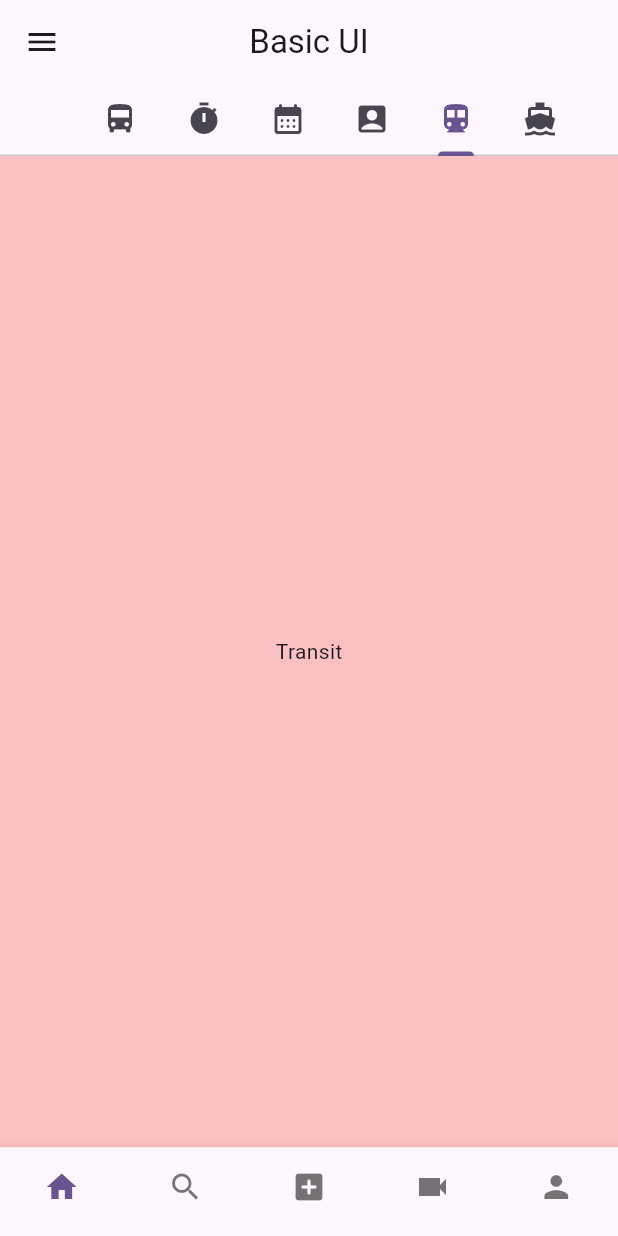
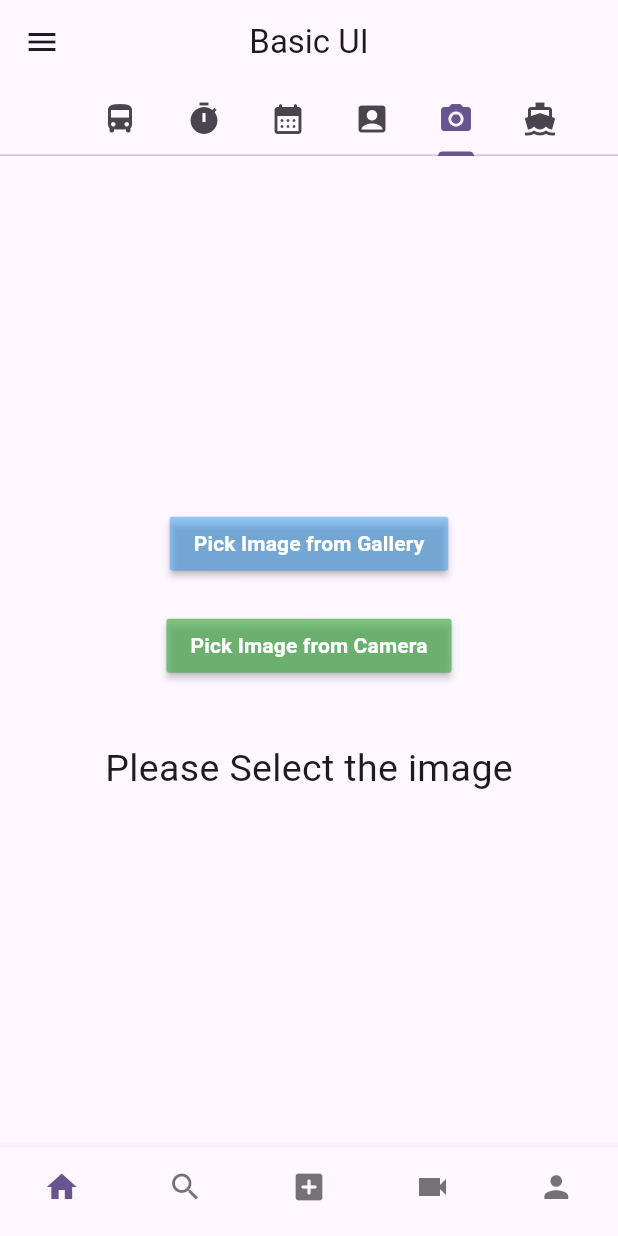
Before and after one commit to sabin79/Basic_UI, a Flutter app: the screen it shows after launch, tab 5 chosen, on a phone screen of 412 x 824 dp. Run offline on Flutter 3.47's test engine with Material 3 defaults, Android fonts, the phone set to English and light mode, and no system bars; our stand-ins replace image_picker.

Commit message:
Pick image from gallery and camera

```diff
--- a/lib/bottom_tabs.dart
+++ b/lib/bottom_tabs.dart
@@ -1,8 +1,10 @@
 import 'package:basic_ui/Stepper_example.dart';
 import 'package:basic_ui/date_picker.dart';
 import 'package:basic_ui/home_page.dart';
+import 'package:basic_ui/image_picker.dart';
 import 'package:basic_ui/time_picker.dart';
 import 'package:flutter/material.dart';
+import 'package:image_picker/image_picker.dart';
 
 class BottomTabs extends StatefulWidget {
   const BottomTabs({super.key});
@@ -54,7 +56,7 @@ class _BottomTabsState extends State<BottomTabs> {
                 icon: Icon(Icons.account_box),
               ),
               Tab(
-                icon: Icon(Icons.directions_transit),
+                icon: Icon(Icons.camera_alt),
               ),
               Tab(
                 icon: Icon(Icons.directions_boat),
@@ -68,12 +70,7 @@ class _BottomTabsState extends State<BottomTabs> {
           const TimePicker(),
           const DatePickerPage(),
           const StepperPage(),
-          Container(
-            color: Colors.red.withOpacity(0.3),
-            child: const Center(
-              child: Text("Transit"),
-            ),
-          ),
+          const ImagePickerExample(),
           Container(
             color: Colors.blue.withOpacity(0.3),
             child: const Center(
--- /dev/null
+++ b/lib/image_picker.dart
@@ -0,0 +1,87 @@
+import 'dart:io';
+
+import 'package:flutter/material.dart';
+import 'package:image_picker/image_picker.dart';
+
+class ImagePickerExample extends StatefulWidget {
+  const ImagePickerExample({Key? key}) : super(key: key);
+
+  @override
+  State<ImagePickerExample> createState() => _ImagePickerExampleState();
+}
+
+class _ImagePickerExampleState extends State<ImagePickerExample> {
+  File? _selectedImage;
+
+  @override
+  Widget build(BuildContext context) {
+    return Scaffold(
+      body: Center(
+        child: Column(
+          mainAxisAlignment: MainAxisAlignment.center,
+          crossAxisAlignment: CrossAxisAlignment.center,
+          children: [
+            MaterialButton(
+              onPressed: () {
+                _pickImageFromGallery;
+              },
+              color: Colors.blue.withOpacity(0.45),
+              child: const Text(
+                'Pick Image from Gallery',
+                style:
+                    TextStyle(color: Colors.white, fontWeight: FontWeight.bold),
+              ),
+            ),
+            const SizedBox(
+              height: 20,
+            ),
+            MaterialButton(
+              onPressed: () {
+                _pickImageFromCamera();
+              },
+              color: Colors.green.withOpacity(0.7),
+              child: const Text(
+                'Pick Image from Camera',
+                style:
+                    TextStyle(color: Colors.white, fontWeight: FontWeight.bold),
+              ),
+            ),
+            const SizedBox(
+              height: 40,
+            ),
+            _selectedImage != null
+                ? Image.file(_selectedImage!)
+                : const Text(
+                    "Please Select the image",
+                    style: TextStyle(fontSize: 25),
+                  ),
+          ],
+        ),
+      ),
+    );
+  }
+
+  Future _pickImageFromGallery() async {
+    final returnImage = await ImagePicker().pickImage(
+      source: ImageSource.gallery,
+    );
+    if (returnImage == null) {
+      return;
+    }
+    setState(() {
+      _selectedImage = File(returnImage.path);
+    });
+  }
+
+  Future _pickImageFromCamera() async {
+    final returnImage = await ImagePicker().pickImage(
+      source: ImageSource.camera,
+    );
+    if (returnImage == null) {
+      return;
+    }
+    setState(() {
+      _selectedImage = File(returnImage.path);
+    });
+  }
+}
--- a/pubspec.yaml
+++ b/pubspec.yaml
@@ -36,6 +36,7 @@ dependencies:
   # Use with the CupertinoIcons class for iOS style icons.
   cupertino_icons: ^1.0.2
   flutter_svg: ^2.0.9
+  image_picker: ^1.0.7
 
 dev_dependencies:
   flutter_test:
```
Also changed, not shown: pubspec.lock, 5 other files.
